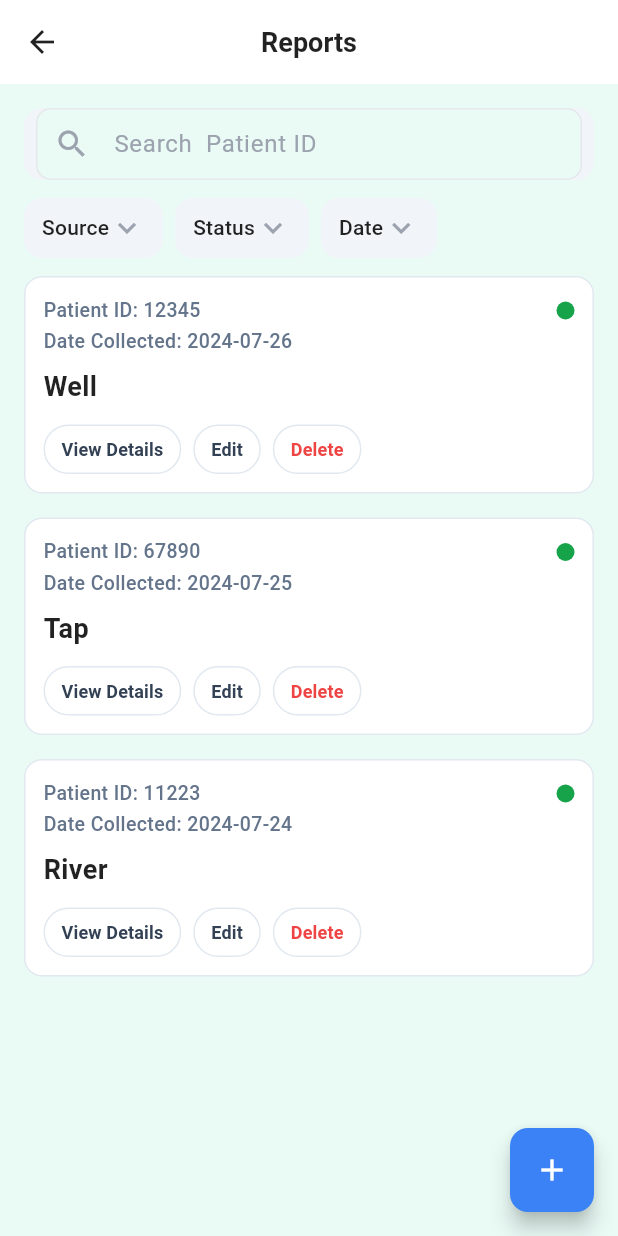
After one commit to Stephen13-05/Jalsuraksha, a Flutter app: the ClinicReportsPage screen opened directly, on a phone screen of 412 x 824 dp. The commit adds this screen. Run offline on Flutter 3.47's test engine with Material 3 defaults, Android fonts, the phone set to English and light mode, and no system bars; our stand-ins replace cloud_firestore, file_picker, firebase_core, flutter_map, image_picker, latlong2 and 2 more; accounts and stored records are empty.

Commit message:
Added report and minor changes

```diff
--- /dev/null
+++ b/app/lib/frontend/Localclincs/Reports.dart
@@ -0,0 +1,418 @@
+import 'package:flutter/material.dart';
+import 'package:app/l10n/app_localizations.dart';
+
+class ClinicReportsPage extends StatefulWidget {
+  const ClinicReportsPage({super.key});
+
+  @override
+  State<ClinicReportsPage> createState() => _ClinicReportsPageState();
+}
+
+class _ClinicReportsPageState extends State<ClinicReportsPage> {
+  final TextEditingController _searchCtrl = TextEditingController();
+
+  final List<_ReportItem> _reports = [
+    _ReportItem(
+      patientId: '12345',
+      collectedOn: DateTime(2024, 7, 26),
+      source: 'Well',
+      status: ReportStatus.completed,
+    ),
+    _ReportItem(
+      patientId: '67890',
+      collectedOn: DateTime(2024, 7, 25),
+      source: 'Tap',
+      status: ReportStatus.completed,
+    ),
+    _ReportItem(
+      patientId: '11223',
+      collectedOn: DateTime(2024, 7, 24),
+      source: 'River',
+      status: ReportStatus.completed,
+    ),
+  ];
+
+  String _searchQuery = '';
+  String _selectedSource = 'All';
+  String _selectedStatus = 'All';
+  String _selectedDateSort = 'Newest first';
+
+  List<_ReportItem> get _filteredReports {
+    List<_ReportItem> list = List.of(_reports);
+
+    // Search by patient ID
+    if (_searchQuery.trim().isNotEmpty) {
+      list = list
+          .where((r) => r.patientId.toLowerCase().contains(_searchQuery.toLowerCase()))
+          .toList();
+    }
+
+    // Filter by source
+    if (_selectedSource != 'All') {
+      list = list.where((r) => r.source == _selectedSource).toList();
+    }
+
+    // Filter by status
+    if (_selectedStatus != 'All') {
+      list = list.where((r) => _statusLabel(r.status) == _selectedStatus).toList();
+    }
+
+    // Sort by date
+    list.sort((a, b) => a.collectedOn.compareTo(b.collectedOn));
+    if (_selectedDateSort == 'Newest first') {
+      list = list.reversed.toList();
+    }
+
+    return list;
+  }
+
+  @override
+  void dispose() {
+    _searchCtrl.dispose();
+    super.dispose();
+  }
+
+  @override
+  Widget build(BuildContext context) {
+    // Keep localization instance available for future key-based translations
+    final _ = AppLocalizations.of(context);
+
+    return Scaffold(
+      appBar: AppBar(
+        elevation: 0,
+        backgroundColor: Colors.white,
+        leading: IconButton(
+          icon: const Icon(Icons.arrow_back, color: Colors.black87),
+          onPressed: () => Navigator.of(context).maybePop(),
+        ),
+        title: const Text(
+          'Reports',
+          style: TextStyle(
+            color: Colors.black87,
+            fontSize: 18,
+            fontWeight: FontWeight.w600,
+          ),
+        ),
+        centerTitle: true,
+      ),
+      floatingActionButton: FloatingActionButton(
+        onPressed: () {
+          ScaffoldMessenger.of(context).showSnackBar(
+            const SnackBar(content: Text('Add new report')),
+          );
+        },
+        backgroundColor: const Color(0xFF3B82F6),
+        shape: RoundedRectangleBorder(borderRadius: BorderRadius.circular(12)),
+        child: const Icon(Icons.add, color: Colors.white),
+      ),
+      body: SafeArea(
+        child: Padding(
+          padding: const EdgeInsets.all(16.0),
+          child: Column(
+            crossAxisAlignment: CrossAxisAlignment.start,
+            children: [
+              _buildSearchField(),
+              const SizedBox(height: 12),
+              _buildFilters(),
+              const SizedBox(height: 12),
+              Expanded(
+                child: _filteredReports.isEmpty
+                    ? _buildEmptyState()
+                    : ListView.separated(
+                        itemCount: _filteredReports.length,
+                        separatorBuilder: (_, __) => const SizedBox(height: 16),
+                        itemBuilder: (context, index) {
+                          final report = _filteredReports[index];
+                          return _buildReportCard(report);
+                        },
+                      ),
+              ),
+            ],
+          ),
+        ),
+      ),
+    );
+  }
+
+  // UI builders
+  Widget _buildSearchField() {
+    return Container(
+      decoration: BoxDecoration(
+        color: const Color(0xFFF1F5F9),
+        borderRadius: BorderRadius.circular(12),
+      ),
+      height: 48,
+      padding: const EdgeInsets.symmetric(horizontal: 8),
+      alignment: Alignment.center,
+      child: TextField(
+        controller: _searchCtrl,
+        onChanged: (v) => setState(() => _searchQuery = v),
+        decoration: const InputDecoration(
+          hintText: 'Search  Patient ID',
+          hintStyle: TextStyle(color: Color(0xFF9CA3AF), fontSize: 16),
+          prefixIcon: Icon(Icons.search, color: Color(0xFF9CA3AF)),
+          border: InputBorder.none,
+        ),
+      ),
+    );
+  }
+
+  Widget _buildFilters() {
+    final sources = const ['All', 'Well', 'Tap', 'River'];
+    final statuses = const ['All', 'Completed', 'Pending', 'In Progress'];
+    final dates = const ['Newest first', 'Oldest first'];
+
+    return Wrap(
+      spacing: 8,
+      runSpacing: 8,
+      children: [
+        _boxedDropdown<String>(
+          value: _selectedSource,
+          items: sources,
+          onChanged: (val) => setState(() => _selectedSource = val ?? 'All'),
+          labelBuilder: (v) => 'Source',
+        ),
+        _boxedDropdown<String>(
+          value: _selectedStatus,
+          items: statuses,
+          onChanged: (val) => setState(() => _selectedStatus = val ?? 'All'),
+          labelBuilder: (v) => 'Status',
+        ),
+        _boxedDropdown<String>(
+          value: _selectedDateSort,
+          items: dates,
+          onChanged: (val) => setState(() => _selectedDateSort = val ?? 'Newest first'),
+          labelBuilder: (v) => 'Date',
+        ),
+      ],
+    );
+  }
+
+  Widget _buildReportCard(_ReportItem r) {
+    final String dateStr = r.collectedOn.toIso8601String().split('T').first;
+    return Container(
+      decoration: BoxDecoration(
+        color: Colors.white,
+        borderRadius: BorderRadius.circular(12),
+        border: Border.all(color: const Color(0xFFE2E8F0)),
+      ),
+      padding: const EdgeInsets.all(12),
+      child: Column(
+        crossAxisAlignment: CrossAxisAlignment.start,
+        children: [
+          Row(
+            crossAxisAlignment: CrossAxisAlignment.start,
+            children: [
+              Expanded(
+                child: Column(
+                  crossAxisAlignment: CrossAxisAlignment.start,
+                  children: [
+                    Text(
+                      'Patient ID: ${r.patientId}',
+                      style: const TextStyle(
+                        color: Color(0xFF64748B),
+                        fontSize: 13,
+                        fontWeight: FontWeight.w500,
+                      ),
+                    ),
+                    const SizedBox(height: 2),
+                    Text(
+                      'Date Collected: $dateStr',
+                      style: const TextStyle(
+                        color: Color(0xFF64748B),
+                        fontSize: 13,
+                        fontWeight: FontWeight.w500,
+                      ),
+                    ),
+                    const SizedBox(height: 8),
+                    Text(
+                      r.source,
+                      style: const TextStyle(
+                        fontSize: 18,
+                        fontWeight: FontWeight.w700,
+                        color: Colors.black87,
+                      ),
+                    ),
+                  ],
+                ),
+              ),
+              Padding(
+                padding: const EdgeInsets.only(top: 4.0),
+                child: _statusDot(r.status),
+              ),
+            ],
+          ),
+          const SizedBox(height: 12),
+          Wrap(
+            spacing: 8,
+            runSpacing: 8,
+            children: [
+              _smallOutlinedButton('View Details', () {
+                ScaffoldMessenger.of(context).showSnackBar(
+                  SnackBar(content: Text('Viewing details for ${r.patientId}')),
+                );
+              }),
+              _smallOutlinedButton('Edit', () {
+                ScaffoldMessenger.of(context).showSnackBar(
+                  SnackBar(content: Text('Edit ${r.patientId}')),
+                );
+              }),
+              _smallOutlinedButton('Delete', () {
+                _confirmDelete(r);
+              }, color: const Color(0xFFEF4444)),
+            ],
+          ),
+        ],
+      ),
+    );
+  }
+
+  // Widgets and helpers
+  Widget _boxedDropdown<T>({
+    required T value,
+    required List<T> items,
+    required ValueChanged<T?> onChanged,
+    required String Function(T) labelBuilder,
+  }) {
+    return Container(
+      decoration: BoxDecoration(
+        color: const Color(0xFFF1F5F9),
+        borderRadius: BorderRadius.circular(12),
+      ),
+      height: 40,
+      padding: const EdgeInsets.symmetric(horizontal: 12),
+      child: DropdownButtonHideUnderline(
+        child: DropdownButton<T>(
+          value: value,
+          isDense: true,
+          isExpanded: false,
+          icon: const Icon(Icons.expand_more, color: Color(0xFF9CA3AF)),
+          items: items
+              .map((e) => DropdownMenuItem<T>(
+                    value: e,
+                    child: Text(
+                      e.toString(),
+                      style: const TextStyle(fontSize: 14, color: Colors.black87),
+                    ),
+                  ))
+              .toList(),
+          onChanged: onChanged,
+          selectedItemBuilder: (context) => items
+              .map((e) => Align(
+                    alignment: Alignment.centerLeft,
+                    child: Text(
+                      labelBuilder(e),
+                      style: const TextStyle(
+                        fontSize: 14,
+                        fontWeight: FontWeight.w500,
+                        color: Colors.black87,
+                      ),
+                    ),
+                  ))
+              .toList(),
+        ),
+      ),
+    );
+  }
+
+  Widget _smallOutlinedButton(String label, VoidCallback onPressed, {Color? color}) {
+    final c = color ?? const Color(0xFF334155);
+    return OutlinedButton(
+      onPressed: onPressed,
+      style: OutlinedButton.styleFrom(
+        foregroundColor: c,
+        side: BorderSide(color: const Color(0xFFE2E8F0)),
+        padding: const EdgeInsets.symmetric(horizontal: 12, vertical: 8),
+        minimumSize: const Size(0, 0),
+        tapTargetSize: MaterialTapTargetSize.shrinkWrap,
+        shape: RoundedRectangleBorder(borderRadius: BorderRadius.circular(20)),
+      ),
+      child: Text(
+        label,
+        style: const TextStyle(fontSize: 12, fontWeight: FontWeight.w600),
+      ),
+    );
+  }
+
+  Widget _statusDot(ReportStatus status) {
+    final Color color;
+    switch (status) {
+      case ReportStatus.completed:
+        color = const Color(0xFF16A34A); // green
+        break;
+      case ReportStatus.pending:
+        color = const Color(0xFFF59E0B); // amber
+        break;
+      case ReportStatus.inProgress:
+        color = const Color(0xFF3B82F6); // blue
+        break;
+    }
+    return Container(
+      width: 12,
+      height: 12,
+      decoration: BoxDecoration(color: color, shape: BoxShape.circle),
+    );
+  }
+
+  Widget _buildEmptyState() {
+    return Center(
+      child: Column(
+        mainAxisSize: MainAxisSize.min,
+        children: const [
+          Icon(Icons.inbox_outlined, size: 48, color: Color(0xFF94A3B8)),
+          SizedBox(height: 8),
+          Text('No reports found', style: TextStyle(color: Color(0xFF64748B))),
+        ],
+      ),
+    );
+  }
+
+  Future<void> _confirmDelete(_ReportItem r) async {
+    final ok = await showDialog<bool>(
+      context: context,
+      builder: (context) => AlertDialog(
+        title: const Text('Delete report?'),
+        content: Text('This will remove the report for Patient ID ${r.patientId}.'),
+        actions: [
+          TextButton(onPressed: () => Navigator.pop(context, false), child: const Text('Cancel')),
+          TextButton(onPressed: () => Navigator.pop(context, true), child: const Text('Delete')),
+        ],
+      ),
+    );
+    if (ok == true) {
+      setState(() => _reports.remove(r));
+      if (mounted) {
+        ScaffoldMessenger.of(context).showSnackBar(
+          const SnackBar(content: Text('Report deleted')),
+        );
+      }
+    }
+  }
+
+  String _statusLabel(ReportStatus s) {
+    switch (s) {
+      case ReportStatus.completed:
+        return 'Completed';
+      case ReportStatus.pending:
+        return 'Pending';
+      case ReportStatus.inProgress:
+        return 'In Progress';
+    }
+  }
+}
+
+enum ReportStatus { completed, pending, inProgress }
+
+class _ReportItem {
+  final String patientId;
+  final DateTime collectedOn;
+  final String source;
+  final ReportStatus status;
+
+  _ReportItem({
+    required this.patientId,
+    required this.collectedOn,
+    required this.source,
+    required this.status,
+  });
+}
```
Also changed, not shown: app/lib/frontend/Localclincs/AddPatientCase.dart (+36 -36 lines), app/lib/frontend/Localclincs/Dashboard.dart (+18 -18 lines), app/lib/frontend/Localclincs/Login.dart (+19 -16 lines), app/lib/frontend/common/users.dart (+42 -7 lines).
